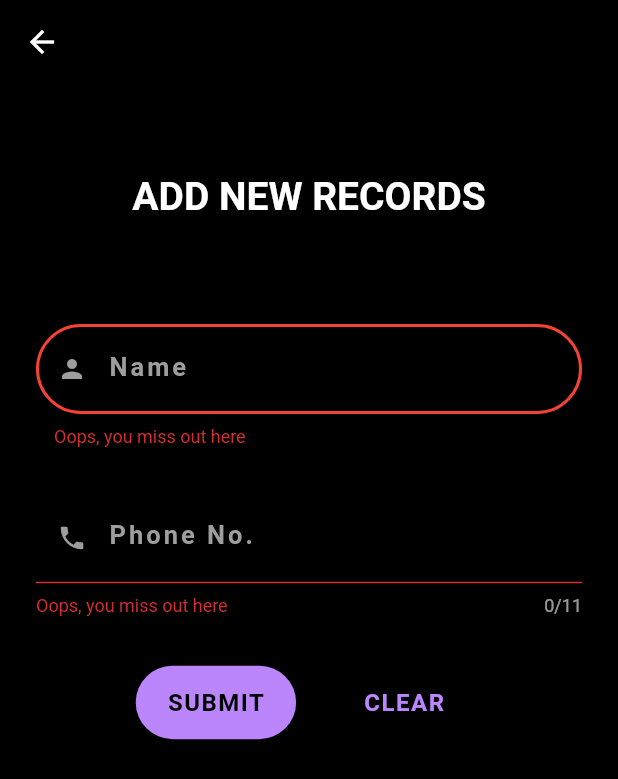
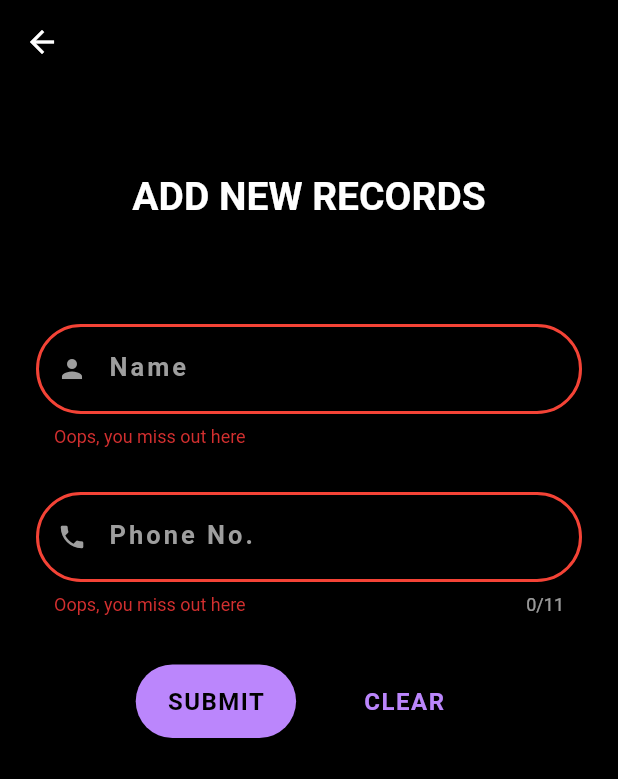
Before and after one commit to kailinhere/attendance_app, a Flutter app: the AddRecordPage screen opened directly, after a tap on "SUBMIT", on a phone screen of 412 x 824 dp. Shown: the top 779 px of the screen. Run offline on Flutter 3.47's test engine with Material 2 defaults, Android fonts, the phone set to English and light mode, and no system bars; our stand-ins replace google_fonts, share, shared_preferences; accounts and stored records are empty.

Commit message:
change border

```diff
--- a/lib/add_record.dart
+++ b/lib/add_record.dart
@@ -161,6 +161,10 @@ class _AddRecordPageState extends State<AddRecordPage> {
                       letterSpacing: 2,
                     ),
                     errorText: phoneValidate ? phoneErrText : null,
+                    errorBorder: OutlineInputBorder(
+                      borderRadius: BorderRadius.circular(30),
+                      borderSide:
+                          const BorderSide(width: 2, color: Colors.red)),
                     enabledBorder: OutlineInputBorder(
                         borderRadius: BorderRadius.circular(30),
                         borderSide:
```
